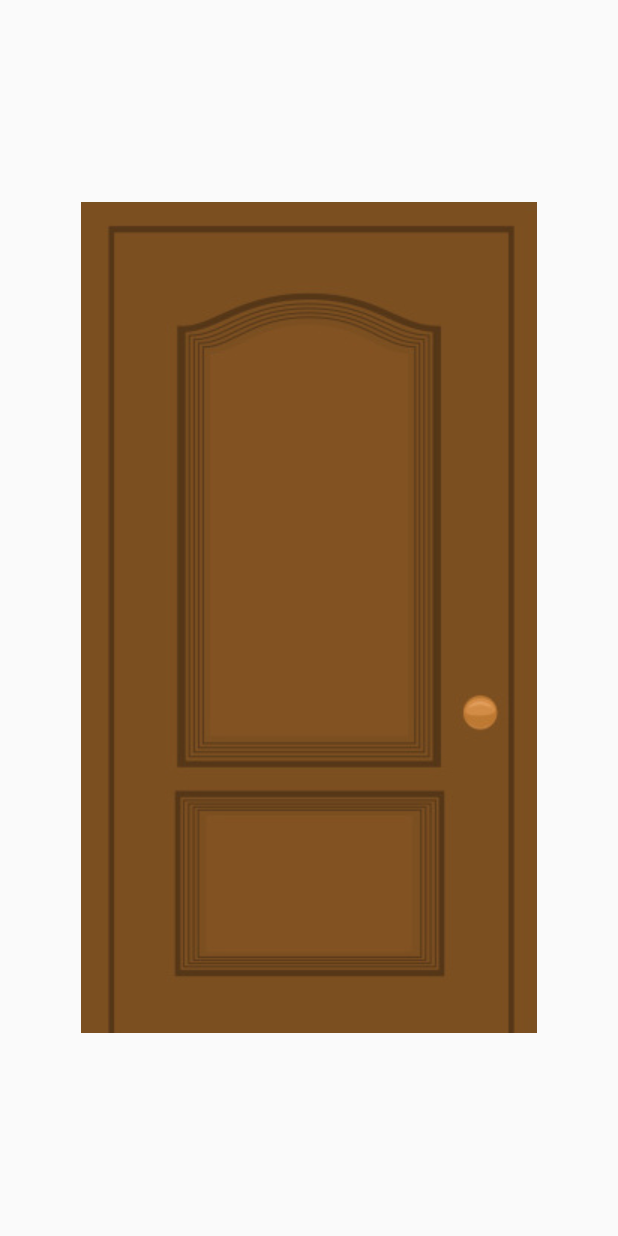
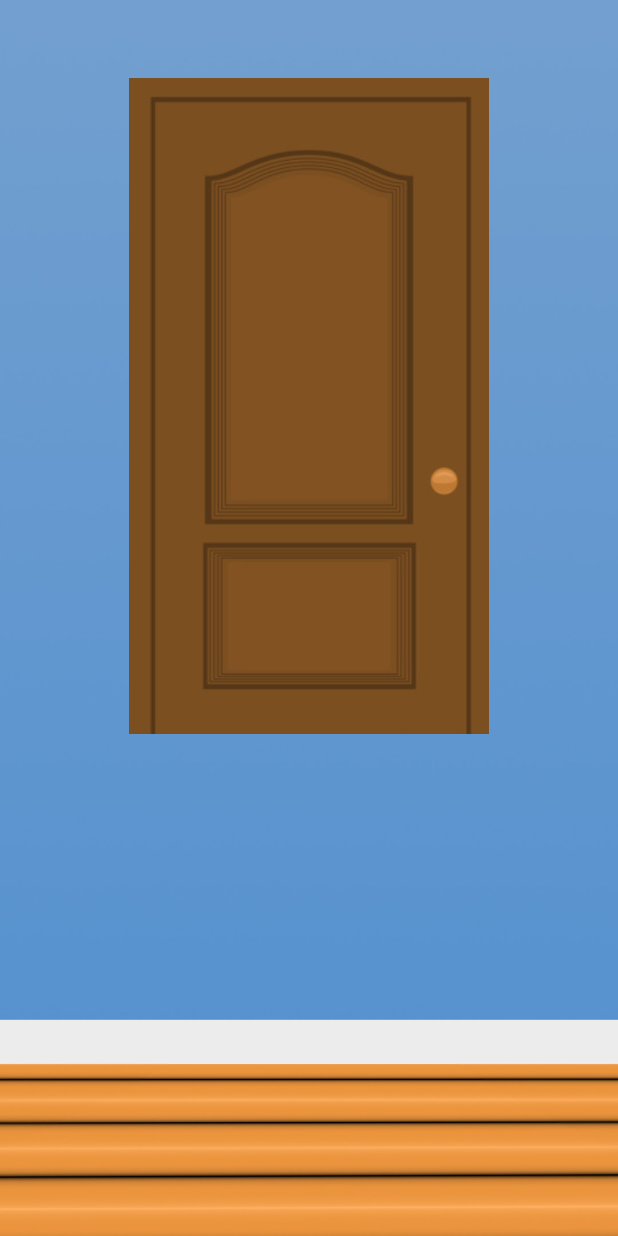
Before and after one commit to vdrumsta/Knock-Knock, an Android app: the JokeActivity screen opened directly, with no data from a screen before it, on a phone screen of 412 x 824 dp. Run offline under Robolectric (Android 15) with nearby library versions, the phone set to English and light mode, and no system bars.

Commit message:
added joke activity background

```diff
--- a/app/src/main/res/layout/activity_joke.xml
+++ b/app/src/main/res/layout/activity_joke.xml
@@ -5,6 +5,7 @@
     android:id="@+id/activity_joke"
     android:layout_width="match_parent"
     android:layout_height="match_parent"
+    android:background="@drawable/joke_activity_background"
     android:paddingBottom="@dimen/activity_vertical_margin"
     android:paddingLeft="@dimen/activity_horizontal_margin"
     android:paddingRight="@dimen/activity_horizontal_margin"
@@ -13,10 +14,11 @@
 
 
     <ImageButton
-        android:layout_width="wrap_content"
-        android:layout_height="wrap_content"
-        android:layout_centerVertical="true"
-        android:layout_centerHorizontal="true"
+        android:layout_width="240dip"
+        android:layout_height="437dip"
         android:id="@+id/door"
-        android:background="@drawable/animated_door_background" />
+        android:background="@drawable/animated_door_background"
+        android:layout_marginTop="36dp"
+        android:layout_alignParentTop="true"
+        android:layout_centerHorizontal="true" />
 </RelativeLayout>
```
Also changed, not shown: app/src/main/res/drawable/joke_activity_background.jpg (added).
